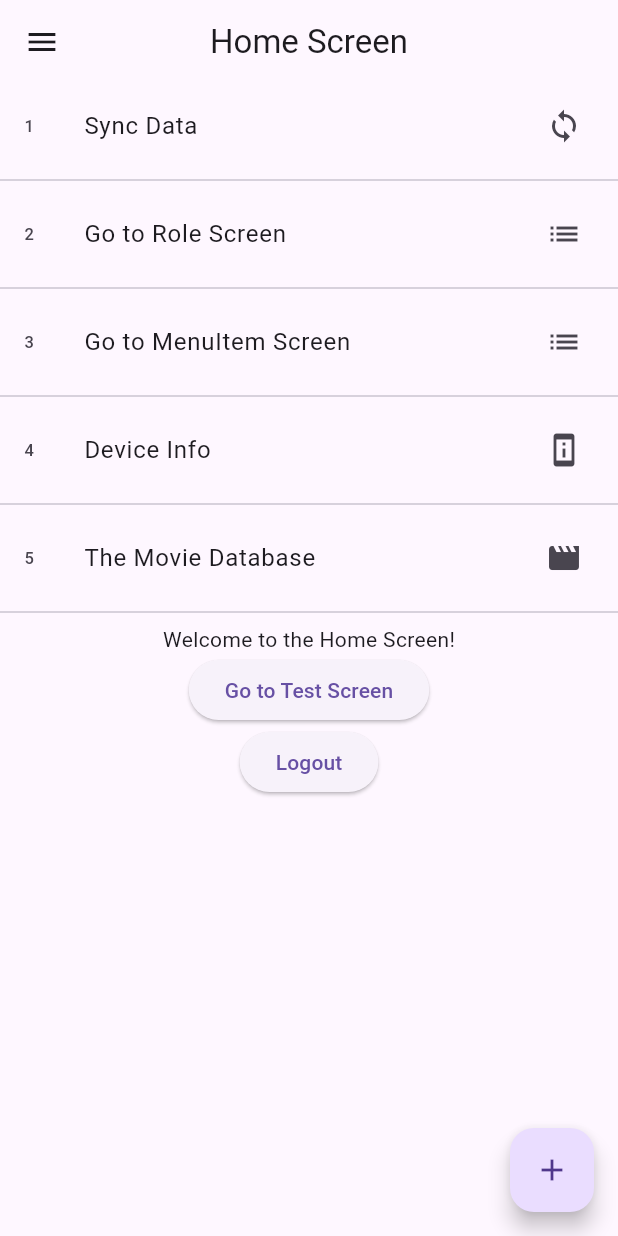
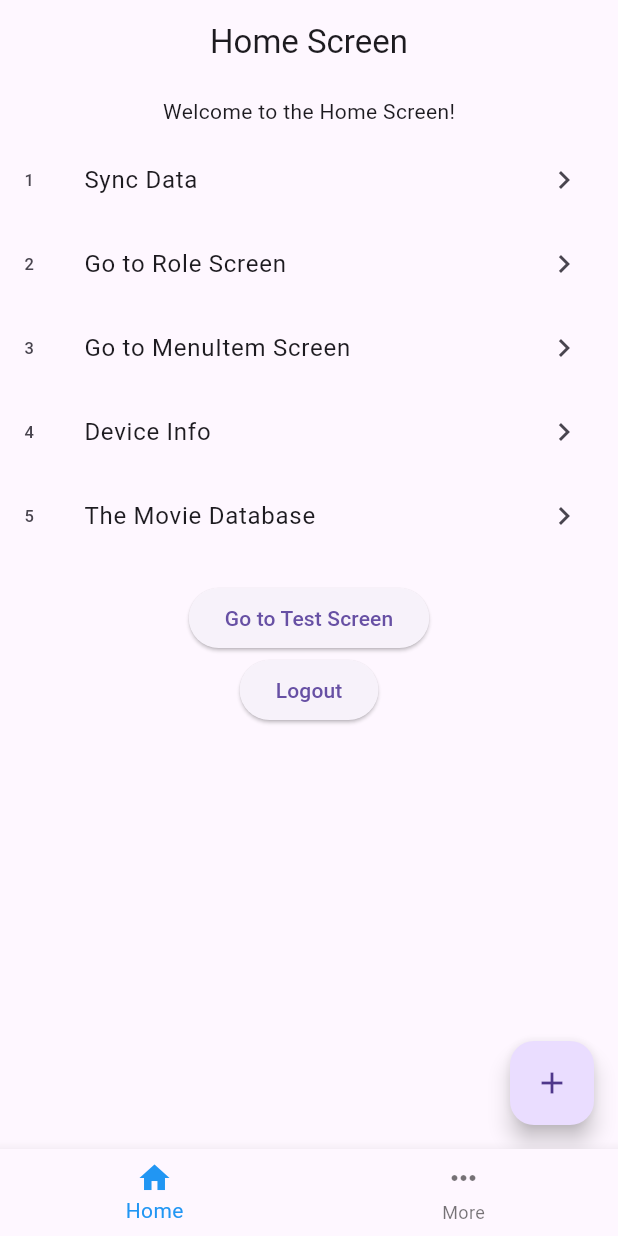
Before and after one commit to nqminh2417/Echo52Hz, a Flutter app: the screen it shows once a user with an empty profile is signed in, on a phone screen of 412 x 824 dp. Run offline on Flutter 3.47's test engine with Material 3 defaults, Android fonts, the phone set to English and light mode, and no system bars; our stand-ins replace device_info_plus, firebase_auth, firebase_core, flutter_bloc, flutter_secure_storage, sqflite and 1 more; missing offline and left inert: mongo_dart, pointycastle; accounts and stored records are empty; network calls fail.

Commit message:
change layout

```diff
--- a/lib/features/authentication/login_screen.dart
+++ b/lib/features/authentication/login_screen.dart
@@ -3,6 +3,7 @@ import 'package:flutter/material.dart';
 import 'package:flutter/services.dart';
 
 import '../home/home_screen.dart';
+import '../main/main_screen.dart';
 
 class LoginScreen extends StatefulWidget {
   const LoginScreen({super.key});
@@ -29,7 +30,7 @@ class _LoginScreenState extends State<LoginScreen> {
         // User is logged in, navigate to Home
         Navigator.pushReplacement(
           context,
-          MaterialPageRoute(builder: (context) => const HomeScreen()),
+          MaterialPageRoute(builder: (context) => const MainScreen()),
         );
       }
     });
--- a/lib/features/home/home_screen.dart
+++ b/lib/features/home/home_screen.dart
@@ -32,15 +32,19 @@ class _HomeScreenState extends State<HomeScreen> {
           'Home Screen',
         ),
       ),
-      drawer: const SideMenu(),
+      // drawer: const SideMenu(),
       body: Center(
         child: Column(
           mainAxisAlignment: MainAxisAlignment.start,
           children: [
+            const Padding(
+              padding: EdgeInsets.all(8.0),
+              child: Text('Welcome to the Home Screen!'),
+            ),
             ListTile(
               leading: const Text('1'),
               title: const Text('Sync Data'),
-              trailing: const Icon(Icons.sync),
+              trailing: const Icon(Icons.chevron_right_outlined),
               onTap: () {
                 showDialog(
                   context: context,
@@ -49,46 +53,41 @@ class _HomeScreenState extends State<HomeScreen> {
                 );
               },
             ),
-            const Divider(),
             ListTile(
               leading: const Text('2'),
               title: const Text('Go to Role Screen'),
-              trailing: const Icon(Icons.list),
+              trailing: const Icon(Icons.chevron_right_outlined),
               onTap: () {
                 // Navigator.pushNamedAndRemoveUntil(context, '/roles', (route) => false);
                 Navigator.pushNamed(context, '/roles');
               },
             ),
-            const Divider(),
             ListTile(
               leading: const Text('3'),
               title: const Text('Go to MenuItem Screen'),
-              trailing: const Icon(Icons.list),
+              trailing: const Icon(Icons.chevron_right_outlined),
               onTap: () {
                 // Navigator.pushNamedAndRemoveUntil(context, '/roles', (route) => false);
                 Navigator.pushNamed(context, '/menus');
               },
             ),
-            const Divider(),
             ListTile(
               leading: const Text('4'),
               title: const Text('Device Info'),
-              trailing: const Icon(Icons.perm_device_information),
+              trailing: const Icon(Icons.chevron_right_outlined),
               onTap: () {
                 Navigator.pushNamed(context, '/device-info');
               },
             ),
-            const Divider(),
             ListTile(
               leading: const Text('5'),
               title: const Text('The Movie Database'),
-              trailing: const Icon(Icons.movie),
+              trailing: const Icon(Icons.chevron_right_outlined),
               onTap: () {
                 Navigator.pushNamed(context, '/tmdb');
               },
             ),
-            const Divider(),
-            const Text('Welcome to the Home Screen!'),
+            const Padding(padding: EdgeInsets.all(8)),
             ElevatedButton(
               onPressed: () {
                 Navigator.push(
--- /dev/null
+++ b/lib/features/main/main_screen.dart
@@ -0,0 +1,57 @@
+import 'package:flutter/material.dart';
+
+import '../home/home_screen.dart';
+import '../more/more_screen.dart';
+import '../profile/profile_screen.dart';
+import '../settings/settings_screen.dart';
+
+class MainScreen extends StatefulWidget {
+  const MainScreen({super.key});
+
+  @override
+  State<MainScreen> createState() => _MainScreenState();
+}
+
+class _MainScreenState extends State<MainScreen> {
+  int _selectedIndex = 0; // Index to track the selected tab
+
+  // Define the screens you want to show in the BottomNavigationBar
+  static const List<Widget> _pages = <Widget>[
+    HomeScreen(),
+    MoreScreen(),
+    // SettingsScreen(),
+  ];
+
+  // Function to handle the tab selection
+  void _onItemTapped(int index) {
+    setState(() {
+      _selectedIndex = index;
+    });
+  }
+
+  @override
+  Widget build(BuildContext context) {
+    return Scaffold(
+      body: _pages[_selectedIndex], // Show the current tab content here
+      bottomNavigationBar: BottomNavigationBar(
+        items: const <BottomNavigationBarItem>[
+          BottomNavigationBarItem(
+            icon: Icon(Icons.home),
+            label: 'Home',
+          ),
+          BottomNavigationBarItem(
+            icon: Icon(Icons.more_horiz),
+            label: 'More',
+          ),
+          // BottomNavigationBarItem(
+          //   icon: Icon(Icons.settings),
+          //   label: 'Settings',
+          // ),
+        ],
+        currentIndex: _selectedIndex,
+        selectedItemColor: Colors.blue, // Selected tab color
+        onTap: _onItemTapped, // Call the function when a tab is selected
+      ),
+    );
+  }
+}
```
Also changed, not shown: lib/features/more/more_screen.dart (added, +47 -0 lines), lib/features/profile/profile_screen.dart (added, +37 -0 lines), lib/features/settings/settings_screen.dart (added, +43 -0 lines), lib/widgets/side_menu.dart (+23 -1 lines), pubspec.lock.
